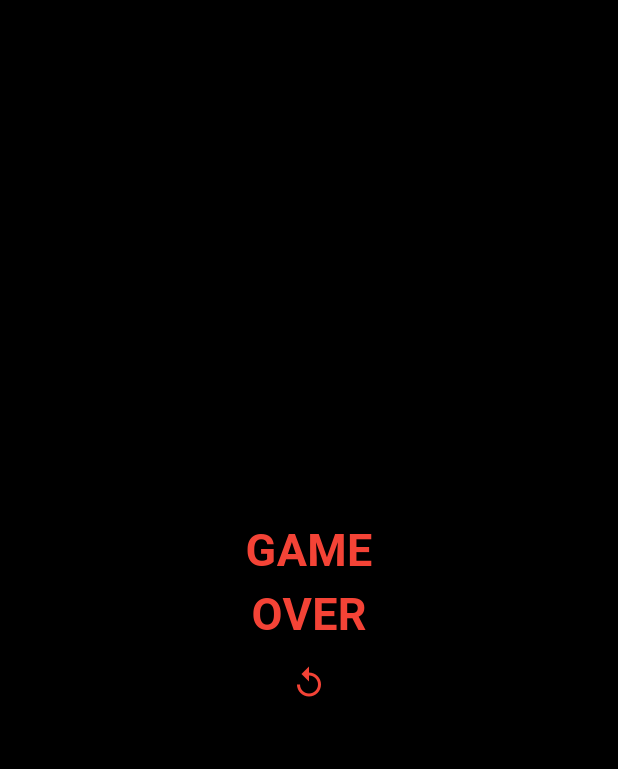
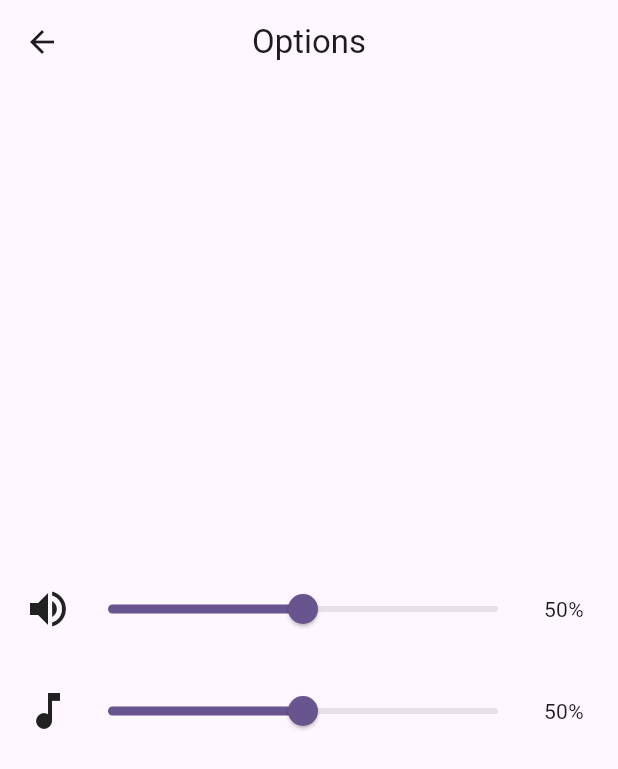
Before and after one commit to DanielZiborov/2D-runner, a Flutter app: the screen it shows after launch, after a tap on "Options", on a phone screen of 412 x 824 dp. Shown: the top 769 px of the screen. Run offline on Flutter 3.47's test engine with Material 3 defaults, Android fonts, the phone set to English and light mode, and no system bars; our stand-ins replace go_router; missing offline and left inert: flame.

Commit message:
добавил екран с опциями

```diff
--- a/lib/routing/router.dart
+++ b/lib/routing/router.dart
@@ -2,6 +2,7 @@ import 'package:flutter_2d_runner/screens/game_over_screen.dart';
 import 'package:flutter_2d_runner/screens/game_record_screen.dart';
 import 'package:flutter_2d_runner/screens/game_screen.dart';
 import 'package:flutter_2d_runner/screens/main_screen.dart';
+import 'package:flutter_2d_runner/screens/options_screen.dart';
 import 'package:go_router/go_router.dart';
 
 final router = GoRouter(
@@ -22,5 +23,9 @@ final router = GoRouter(
       path: '/game_record',
       builder: (context, state) => const GameRecordScreen(),
     ),
+    GoRoute(
+      path: '/options',
+      builder: (context, state) => const OptionsScreen(),
+    ),
   ],
 );
--- a/lib/screens/main_screen.dart
+++ b/lib/screens/main_screen.dart
@@ -24,7 +24,7 @@ class MainScreen extends StatelessWidget {
             ),
             MenuButton(
               onPressed: () {
-                context.push("/game_over");
+                context.push("/options");
               },
               title: "Options",
             ),
--- /dev/null
+++ b/lib/screens/options_screen.dart
@@ -0,0 +1,82 @@
+import 'package:flutter/material.dart';
+
+class OptionsScreen extends StatefulWidget {
+  const OptionsScreen({super.key});
+
+  @override
+  State<OptionsScreen> createState() => _OptionsScreenState();
+}
+
+class _OptionsScreenState extends State<OptionsScreen> {
+  double _soundValue = 0.5;
+  double _musicValue = 0.5;
+
+  @override
+  Widget build(BuildContext context) {
+    return Scaffold(
+      appBar: AppBar(
+        title: const Text('Options'),
+        centerTitle: true,
+      ),
+      body: Padding(
+        padding: const EdgeInsets.all(16.0),
+        child: Column(
+          mainAxisAlignment: MainAxisAlignment.center,
+          children: [
+            // Ползунок для звука
+            Row(
+              children: [
+                _soundValue != 0
+                    ? const Icon(Icons.volume_up, size: 32)
+                    : const Icon(Icons.volume_off, size: 32),
+                Expanded(
+                  child: Slider(
+                    value: _soundValue,
+                    onChanged: (value) {
+                      setState(() {
+                        _soundValue = value;
+                      });
+                    },
+                  ),
+                ),
+                SizedBox(
+                  width: 40,
+                  child: Text(
+                    '${(_soundValue * 100).round()}%',
+                    textAlign: TextAlign.center,
+                  ),
+                ),
+              ],
+            ),
+            const SizedBox(height: 20),
+            // Ползунок для музыки
+            Row(
+              children: [
+                _musicValue != 0
+                    ? const Icon(Icons.music_note, size: 32)
+                    : const Icon(Icons.music_off, size: 32),
+                Expanded(
+                  child: Slider(
+                    value: _musicValue,
+                    onChanged: (value) {
+                      setState(() {
+                        _musicValue = value;
+                      });
+                    },
+                  ),
+                ),
+                SizedBox(
+                  width: 40,
+                  child: Text(
+                    '${(_musicValue * 100).round()}%',
+                    textAlign: TextAlign.center,
+                  ),
+                ),
+              ],
+            ),
+          ],
+        ),
+      ),
+    );
+  }
+}
```
